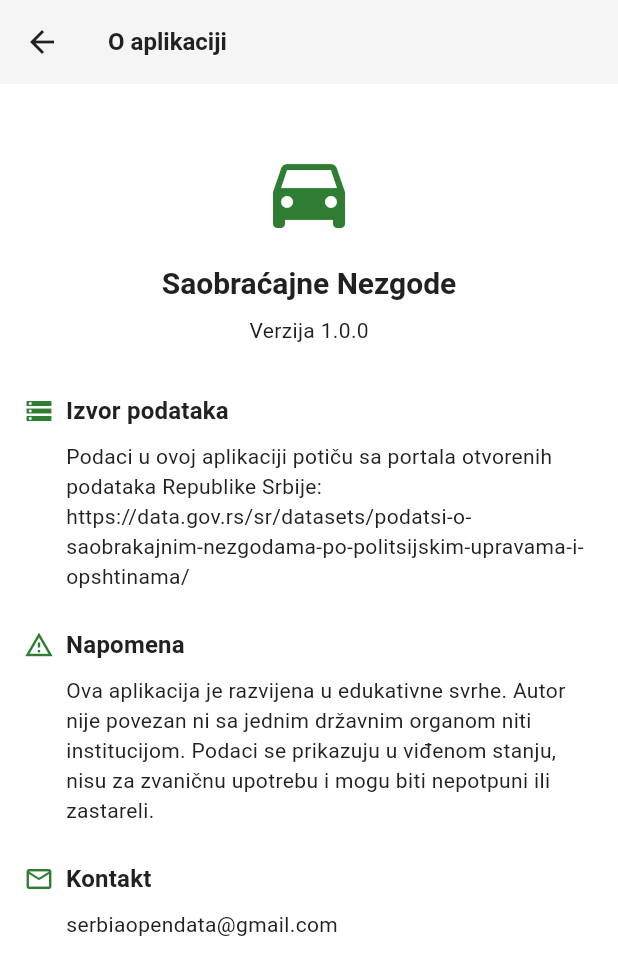
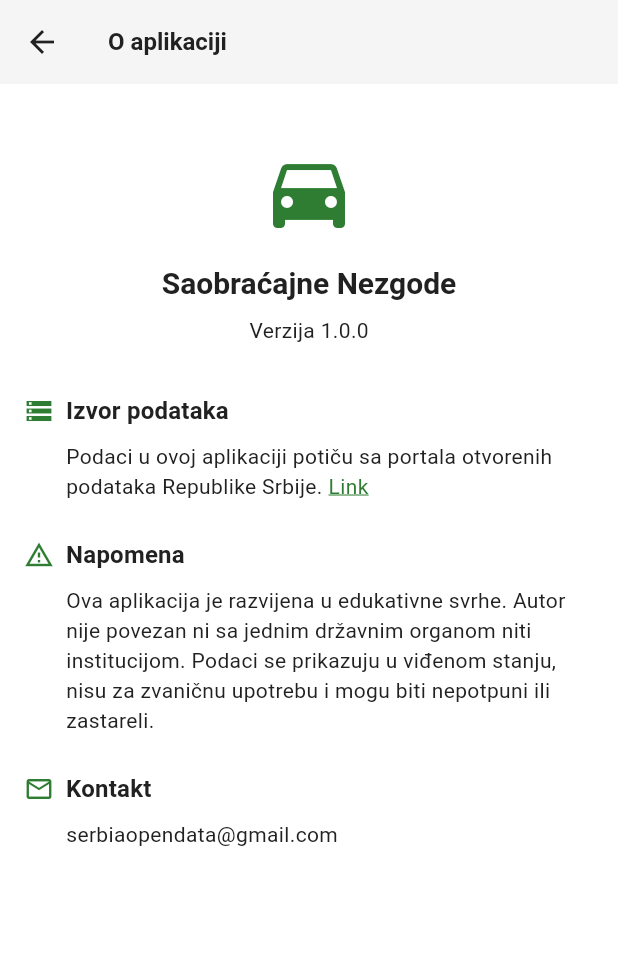
Before and after one commit to rus89/saobracajke, a Flutter app: the AboutScreen screen opened directly, on a phone screen of 412 x 824 dp. Shown: the top 975 px of the screen. Run offline on Flutter 3.47's test engine with Material 3 defaults, Android fonts, the phone set to English and light mode, and no system bars; our stand-ins replace fl_chart, flutter_map, flutter_riverpod, latlong2, sqflite; missing offline and left inert: flutter_map_marker_cluster; accounts and stored records are empty.

Commit message:
feat: make dataset link clickable on about screen
Co-Authored-By: Claude Opus 4.6 (1M context) <noreply@anthropic.com>

```diff
--- a/lib/presentation/ui/screens/about_screen.dart
+++ b/lib/presentation/ui/screens/about_screen.dart
@@ -2,6 +2,7 @@
 // ABOUTME: All text in Serbian; uses AppTheme and AppSpacing tokens for consistent styling.
 import 'package:flutter/material.dart';
 import 'package:saobracajke/core/theme/app_spacing.dart';
+import 'package:url_launcher/url_launcher.dart';
 
 class AboutScreen extends StatelessWidget {
   const AboutScreen({super.key});
@@ -38,13 +39,7 @@ class AboutScreen extends StatelessWidget {
                 style: theme.textTheme.bodyMedium,
               ),
               const SizedBox(height: AppSpacing.xxxl),
-              _Section(
-                icon: Icons.storage_outlined,
-                title: 'Izvor podataka',
-                body: 'Podaci u ovoj aplikaciji potiču sa portala '
-                    'otvorenih podataka Republike Srbije:\n'
-                    'https://data.gov.rs/sr/datasets/podatsi-o-saobrakajnim-nezgodama-po-politsijskim-upravama-i-opshtinama/',
-              ),
+              _DataSourceSection(theme: theme),
               const SizedBox(height: AppSpacing.xxl),
               _Section(
                 icon: Icons.warning_amber_outlined,
@@ -66,6 +61,66 @@ class AboutScreen extends StatelessWidget {
             ],
           ),
         ),
+      ),
+    );
+  }
+}
+
+class _DataSourceSection extends StatelessWidget {
+  const _DataSourceSection({required this.theme});
+
+  final ThemeData theme;
+
+  static const _datasetUrl =
+      'https://data.gov.rs/sr/datasets/podatsi-o-saobrakajnim-nezgodama-po-politsijskim-upravama-i-opshtinama/';
+
+  @override
+  Widget build(BuildContext context) {
+    return SizedBox(
+      width: double.infinity,
+      child: Column(
+        crossAxisAlignment: CrossAxisAlignment.start,
+        children: [
+          Row(
+            children: [
+              Icon(Icons.storage_outlined,
+                  size: 20, color: theme.colorScheme.primary),
+              const SizedBox(width: AppSpacing.sm),
+              Text('Izvor podataka', style: theme.textTheme.titleMedium),
+            ],
+          ),
+          const SizedBox(height: AppSpacing.sm),
+          Padding(
+            padding: const EdgeInsets.only(left: 28),
+            child: Text.rich(
+              TextSpan(
+                style: theme.textTheme.bodyMedium,
+                children: [
+                  const TextSpan(
+                    text: 'Podaci u ovoj aplikaciji potiču sa portala '
+                        'otvorenih podataka Republike Srbije. ',
+                  ),
+                  WidgetSpan(
+                    alignment: PlaceholderAlignment.baseline,
+                    baseline: TextBaseline.alphabetic,
+                    child: GestureDetector(
+                      onTap: () => launchUrl(Uri.parse(_datasetUrl),
+                          mode: LaunchMode.externalApplication),
+                      child: Text(
+                        'Link',
+                        style: theme.textTheme.bodyMedium?.copyWith(
+                          color: theme.colorScheme.primary,
+                          decoration: TextDecoration.underline,
+                          decorationColor: theme.colorScheme.primary,
+                        ),
+                      ),
+                    ),
+                  ),
+                ],
+              ),
+            ),
+          ),
+        ],
       ),
     );
   }
--- a/pubspec.yaml
+++ b/pubspec.yaml
@@ -19,6 +19,7 @@ dependencies:
   flutter_map: ^8.2.2
   latlong2: ^0.9.1
   flutter_map_marker_cluster: ^8.2.2
+  url_launcher: ^6.3.2
 
 dev_dependencies:
   flutter_test:
```
Also changed, not shown: pubspec.lock, 1 other file.
